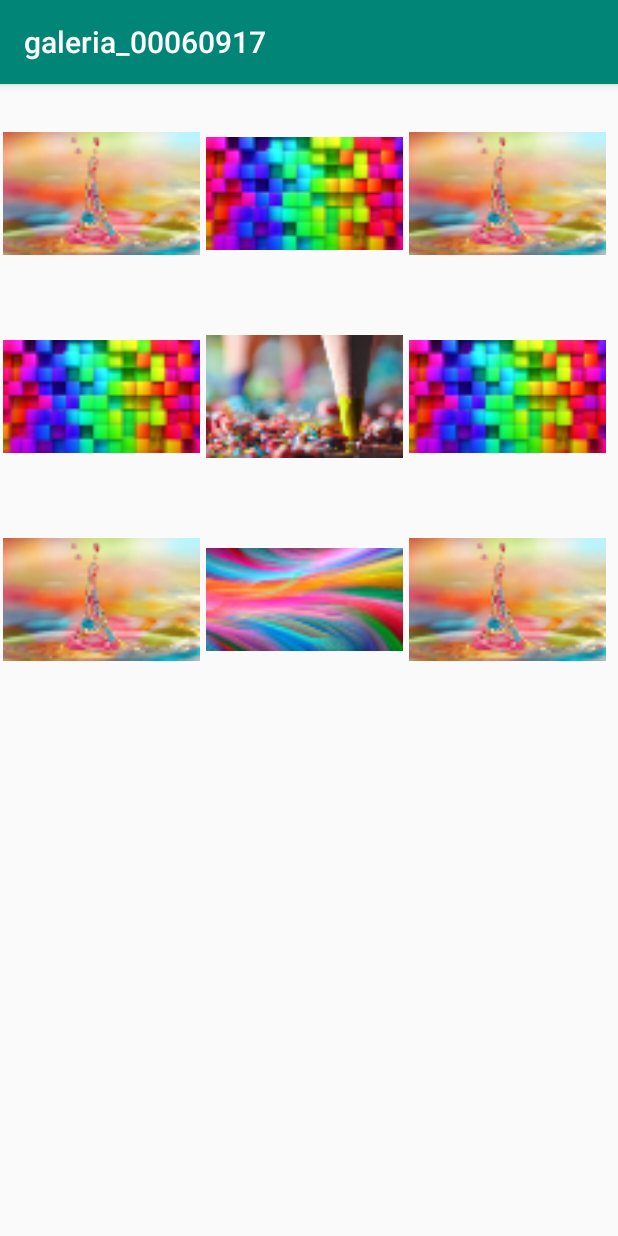
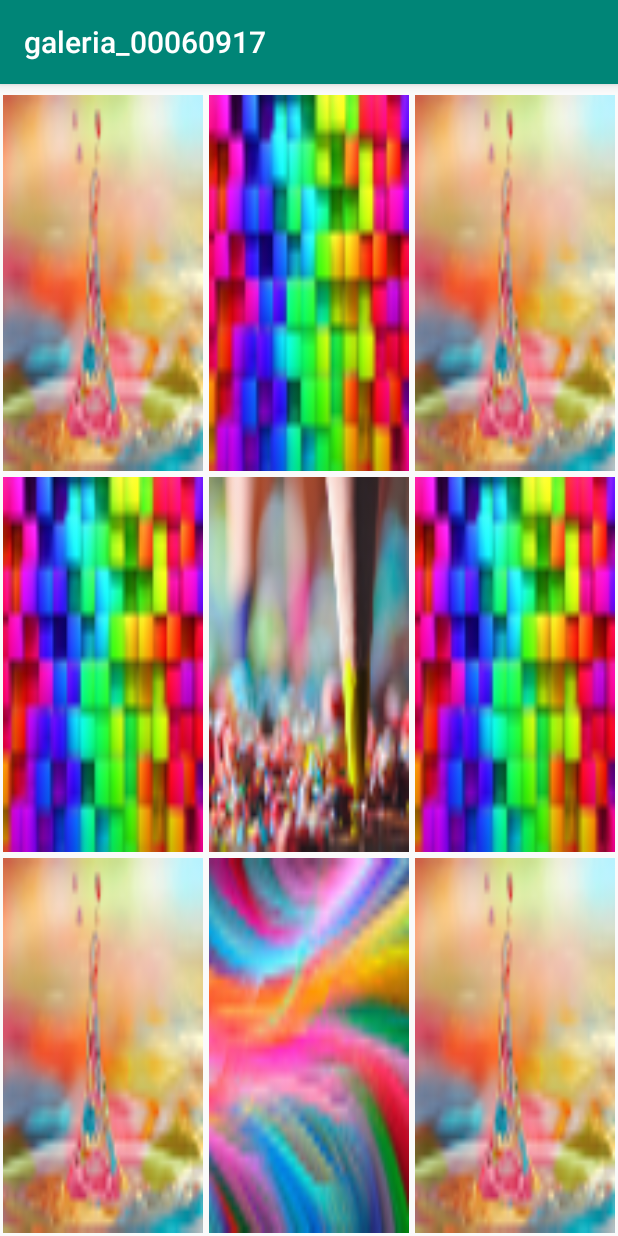
Before and after one commit to CesarRosales16/ejercicio2_laboratorio2_00060917, an Android app: the screen it shows after launch (MainActivity), on a phone screen of 412 x 824 dp. Run offline under Robolectric (Android 15) with nearby library versions, the phone set to English and light mode, and no system bars.

```diff
--- a/app/src/main/res/layout/activity_main.xml
+++ b/app/src/main/res/layout/activity_main.xml
@@ -5,87 +5,125 @@
     android:layout_width="match_parent"
     android:layout_height="match_parent"
     android:layout_marginTop="@dimen/default_margin"
+    android:columnCount="3"
+    android:rowCount="3"
     tools:context=".MainActivity">
 
     <ImageView
         android:id="@+id/img1"
-        android:layout_width="@dimen/img_dimensions"
-        android:layout_height="@dimen/img_dimensions"
+        android:layout_width="wrap_content"
+        android:layout_height="wrap_content"
         android:layout_row="0"
+        android:layout_rowWeight="1"
         android:layout_column="0"
+        android:layout_columnWeight="1"
+        android:layout_gravity="fill"
         android:padding="@dimen/standard_padding"
+        android:scaleType="fitXY"
         android:src="@drawable/img1" />
 
     <ImageView
         android:id="@+id/img2"
-        android:layout_width="@dimen/img_dimensions"
-        android:layout_height="@dimen/img_dimensions"
+        android:layout_width="wrap_content"
+        android:layout_height="wrap_content"
         android:layout_row="0"
+        android:layout_rowWeight="1"
         android:layout_column="1"
+        android:layout_columnWeight="1"
+        android:layout_gravity="fill"
         android:padding="@dimen/standard_padding"
+        android:scaleType="fitXY"
         android:src="@drawable/img3" />
 
     <ImageView
         android:id="@+id/img3"
-        android:layout_width="@dimen/img_dimensions"
-        android:layout_height="@dimen/img_dimensions"
+        android:layout_width="wrap_content"
+        android:layout_height="wrap_content"
         android:layout_row="0"
+        android:layout_rowWeight="1"
         android:layout_column="2"
+        android:layout_columnWeight="1"
+        android:layout_gravity="fill"
         android:padding="@dimen/standard_padding"
+        android:scaleType="fitXY"
         android:src="@drawable/img1" />
 
     <ImageView
         android:id="@+id/img4"
-        android:layout_width="@dimen/img_dimensions"
-        android:layout_height="@dimen/img_dimensions"
+        android:layout_width="wrap_content"
+        android:layout_height="wrap_content"
         android:layout_row="1"
+        android:layout_rowWeight="1"
         android:layout_column="0"
+        android:layout_columnWeight="1"
+        android:layout_gravity="fill"
         android:padding="@dimen/standard_padding"
+        android:scaleType="fitXY"
         android:src="@drawable/img3" />
 
     <ImageView
         android:id="@+id/img5"
-        android:layout_width="@dimen/img_dimensions"
-        android:layout_height="@dimen/img_dimensions"
+        android:layout_width="wrap_content"
+        android:layout_height="wrap_content"
         android:layout_row="1"
+        android:layout_rowWeight="1"
         android:layout_column="1"
+        android:layout_columnWeight="1"
+        android:layout_gravity="fill"
         android:padding="@dimen/standard_padding"
+        android:scaleType="fitXY"
         android:src="@drawable/img2" />
 
     <ImageView
         android:id="@+id/img6"
-        android:layout_width="@dimen/img_dimensions"
-        android:layout_height="@dimen/img_dimensions"
+        android:layout_width="wrap_content"
+        android:layout_height="wrap_content"
         android:layout_row="1"
+        android:layout_rowWeight="1"
         android:layout_column="2"
+        android:layout_columnWeight="1"
+        android:layout_gravity="fill"
         android:padding="@dimen/standard_padding"
+        android:scaleType="fitXY"
         android:src="@drawable/img3" />
 
     <ImageView
         android:id="@+id/img7"
-        android:layout_width="@dimen/img_dimensions"
-        android:layout_height="@dimen/img_dimensions"
+        android:layout_width="wrap_content"
+        android:layout_height="wrap_content"
         android:layout_row="2"
+        android:layout_rowWeight="1"
         android:layout_column="0"
+        android:layout_columnWeight="1"
+        android:layout_gravity="fill"
         android:padding="@dimen/standard_padding"
+        android:scaleType="fitXY"
         android:src="@drawable/img1" />
 
     <ImageView
         android:id="@+id/img8"
-        android:layout_width="@dimen/img_dimensions"
-        android:layout_height="@dimen/img_dimensions"
+        android:layout_width="wrap_content"
+        android:layout_height="wrap_content"
         android:layout_row="2"
+        android:layout_rowWeight="1"
         android:layout_column="1"
+        android:layout_columnWeight="1"
+        android:layout_gravity="fill"
         android:padding="@dimen/standard_padding"
+        android:scaleType="fitXY"
         android:src="@drawable/img6" />
 
     <ImageView
         android:id="@+id/img9"
-        android:layout_width="@dimen/img_dimensions"
-        android:layout_height="@dimen/img_dimensions"
+        android:layout_width="wrap_content"
+        android:layout_height="wrap_content"
         android:layout_row="2"
+        android:layout_rowWeight="1"
         android:layout_column="2"
+        android:layout_columnWeight="1"
+        android:layout_gravity="fill"
         android:padding="@dimen/standard_padding"
+        android:scaleType="fitXY"
         android:src="@drawable/img1" />
 
 </GridLayout>
--- a/app/src/main/res/values/dimens.xml
+++ b/app/src/main/res/values/dimens.xml
@@ -1,6 +1,5 @@
 <?xml version="1.0" encoding="utf-8"?>
 <resources>
     <dimen name="standard_padding">2dp</dimen>
-    <dimen name="img_dimensions">135dp</dimen>
     <dimen name="default_margin">5dp</dimen>
 </resources>
```
